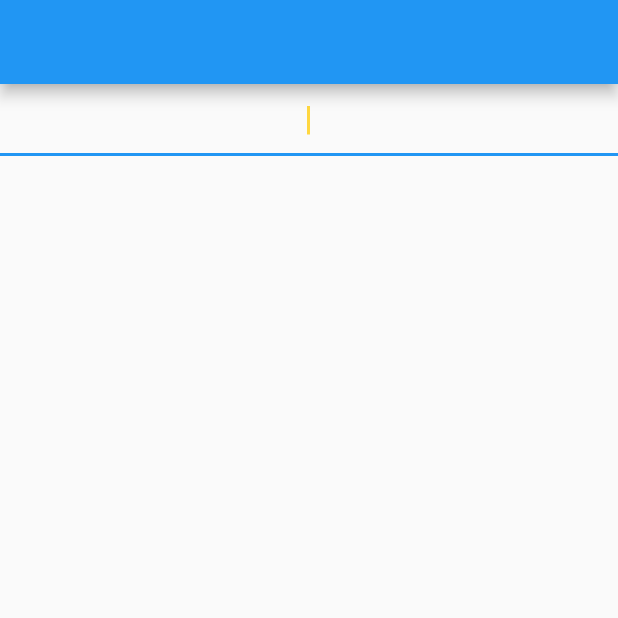
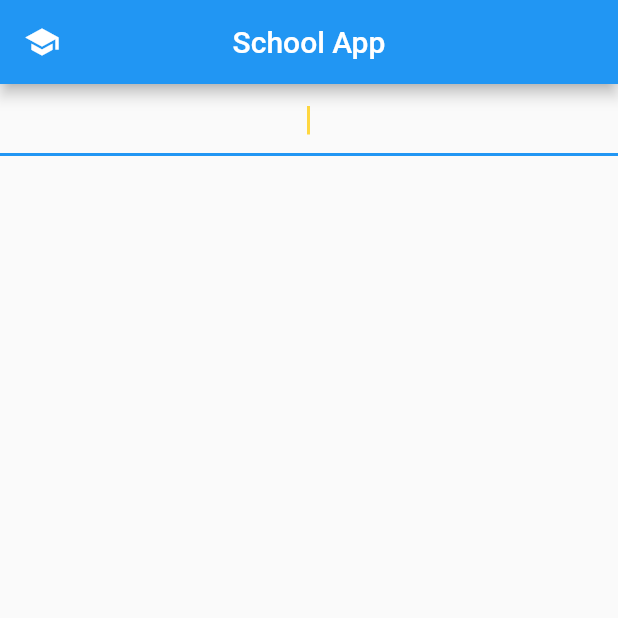
Before and after one commit to mhr2021/school, a Flutter app: the screen it shows after launch, on a phone screen of 412 x 824 dp, the top half of it. Run offline on Flutter 3.47's test engine with Material 2 defaults, Android fonts, the phone set to English and light mode, and no system bars.

Commit message:
add Icon

```diff
--- a/lib/main.dart
+++ b/lib/main.dart
@@ -15,7 +15,9 @@ class MyApp extends StatelessWidget {
       title: 'Material App',
       home: Scaffold(
           appBar: AppBar(
-            title: Text(provider.text.toString()),
+            title: const Text("School App"),
+            centerTitle: true,
+            leading: const Icon(Icons.school),
           ),
           body: HomePage()),
     );
```
